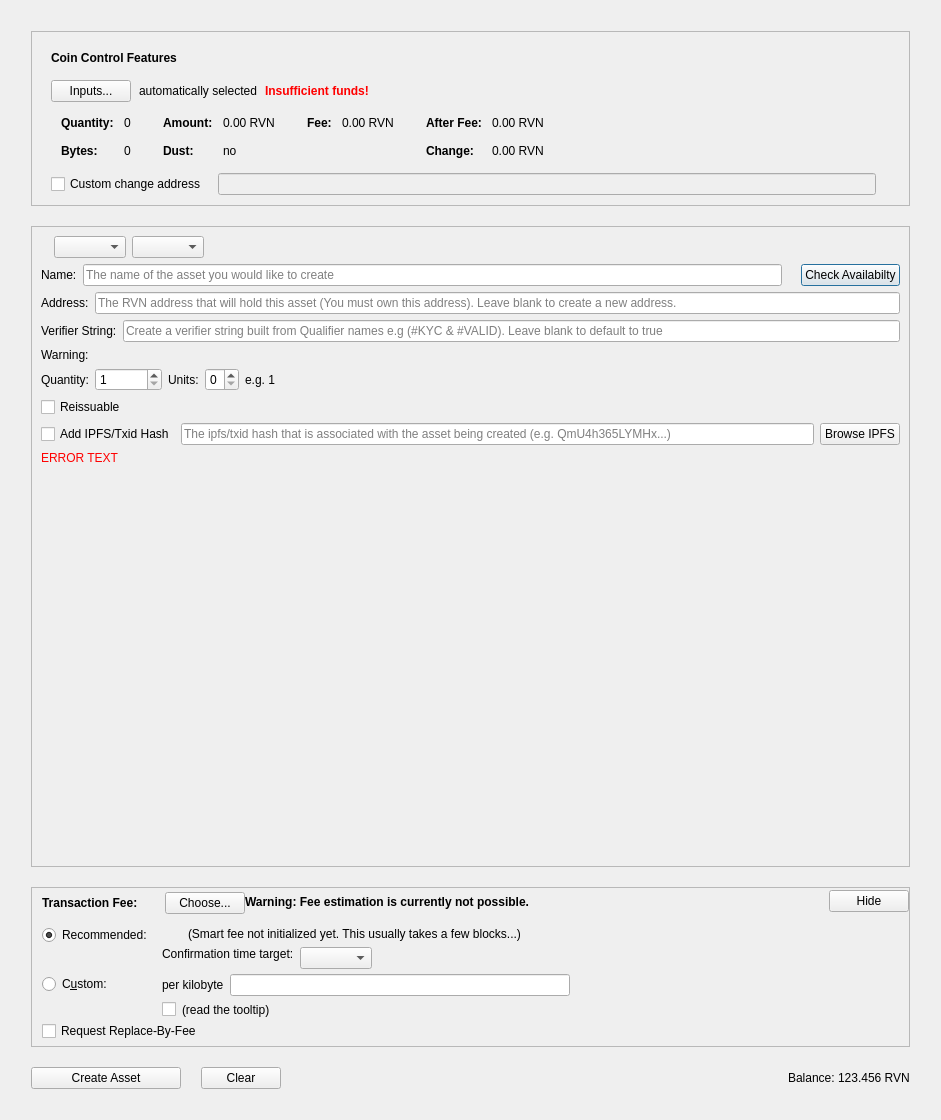
BartManX/mynta-core, file src/qt/forms/createassetdialog.ui: the form before one commit.
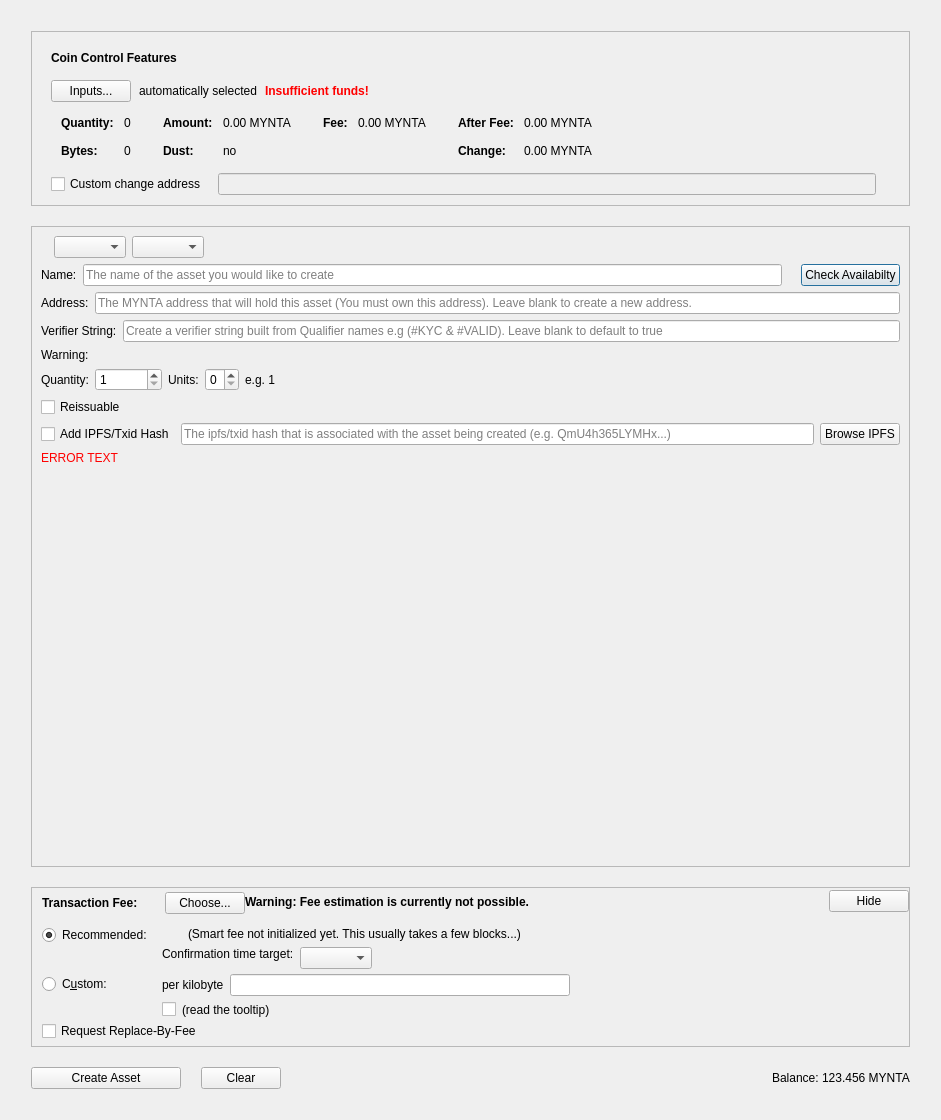
The form after the commit. Custom widgets are drawn as their Qt base class.

The edit to the form file:
```diff
--- a/src/qt/forms/createassetdialog.ui
+++ b/src/qt/forms/createassetdialog.ui
@@ -335,7 +335,7 @@
                     <enum>Qt::ActionsContextMenu</enum>
                    </property>
                    <property name="text">
-                    <string notr="true">0.00 RVN</string>
+                    <string notr="true">0.00 MYNTA</string>
                    </property>
                    <property name="textInteractionFlags">
                     <set>Qt::LinksAccessibleByMouse|Qt::TextSelectableByKeyboard|Qt::TextSelectableByMouse</set>
@@ -415,7 +415,7 @@
                     <enum>Qt::ActionsContextMenu</enum>
                    </property>
                    <property name="text">
-                    <string notr="true">0.00 RVN</string>
+                    <string notr="true">0.00 MYNTA</string>
                    </property>
                    <property name="textInteractionFlags">
                     <set>Qt::LinksAccessibleByMouse|Qt::TextSelectableByKeyboard|Qt::TextSelectableByMouse</set>
@@ -466,7 +466,7 @@
                     <enum>Qt::ActionsContextMenu</enum>
                    </property>
                    <property name="text">
-                    <string notr="true">0.00 RVN</string>
+                    <string notr="true">0.00 MYNTA</string>
                    </property>
                    <property name="textInteractionFlags">
                     <set>Qt::LinksAccessibleByMouse|Qt::TextSelectableByKeyboard|Qt::TextSelectableByMouse</set>
@@ -495,7 +495,7 @@
                     <enum>Qt::ActionsContextMenu</enum>
                    </property>
                    <property name="text">
-                    <string notr="true">0.00 RVN</string>
+                    <string notr="true">0.00 MYNTA</string>
                    </property>
                    <property name="textInteractionFlags">
                     <set>Qt::LinksAccessibleByMouse|Qt::TextSelectableByKeyboard|Qt::TextSelectableByMouse</set>
@@ -694,7 +694,7 @@
                <string/>
               </property>
               <property name="placeholderText">
-               <string>The RVN address that will hold this asset (You must own this address). Leave blank to create a new address.</string>
+               <string>The MYNTA address that will hold this asset (You must own this address). Leave blank to create a new address.</string>
               </property>
              </widget>
             </item>
@@ -1433,7 +1433,7 @@
             <enum>Qt::RightToLeft</enum>
            </property>
            <property name="text">
-            <string>123.456 RVN</string>
+            <string>123.456 MYNTA</string>
            </property>
           </widget>
          </item>
```
Left out of the diff: 6 changed lines with no effect on the pictures.
